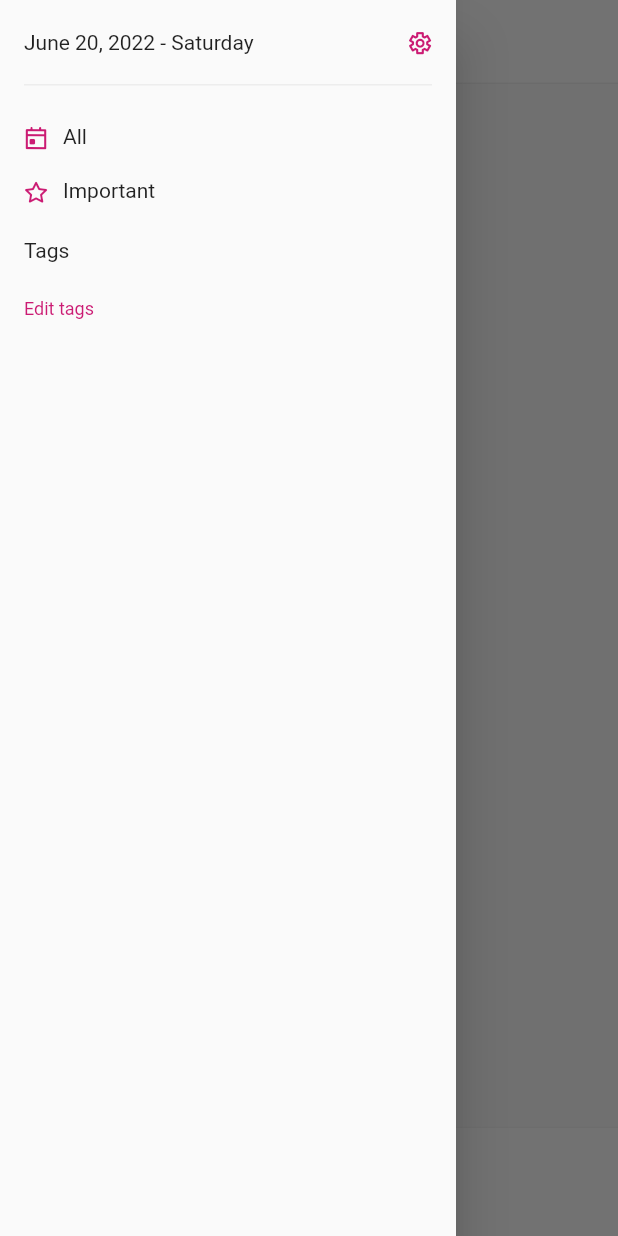
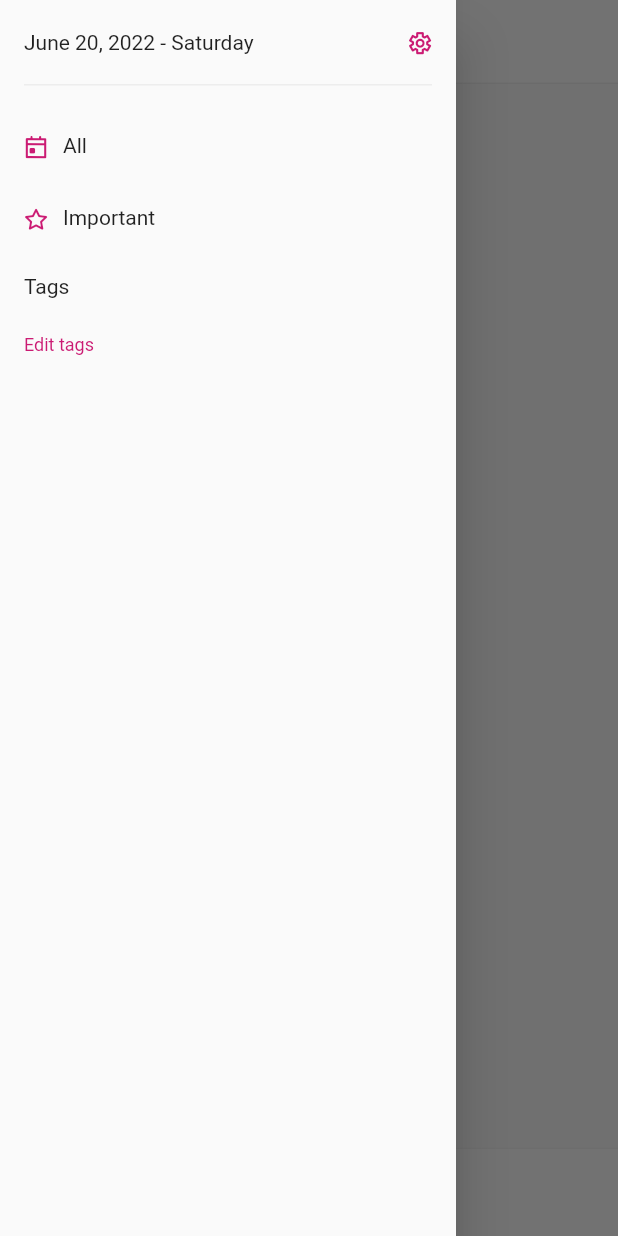
Before and after one commit to L4ENT/gapler-flutter, a Flutter app: the screen it shows after launch, with the side drawer open, on a phone screen of 412 x 824 dp. Run offline on Flutter 3.47's test engine with Material 2 defaults, Android fonts, the phone set to English and light mode, and no system bars; our stand-ins replace flutter_riverpod, go_router, isar; missing offline and left inert: flutter_quill; accounts and stored records are empty; generated files the repository leaves out were written again.

Commit message:
Note creation

```diff
--- a/lib/components/main_menu.dart
+++ b/lib/components/main_menu.dart
@@ -20,10 +20,13 @@ class MenuItem extends StatelessWidget {
 
   @override
   Widget build(BuildContext context) {
-    return GestureDetector(
+    return Container(
+        padding: const EdgeInsets.symmetric(vertical: 0),
+        child: Material(
+          child: InkWell(
             onTap: onTap,
-        child: Container(
-          padding: const EdgeInsets.symmetric(vertical: 10),
+            child: Ink(
+              height: 48,
               child: Row(
                 children: [
                   Icon(icon,
@@ -32,7 +35,10 @@ class MenuItem extends StatelessWidget {
                   title
                 ],
               ),
-        ));
+            )
+          ),
+        )
+    );
   }
   //
   // @override
--- a/lib/main.dart
+++ b/lib/main.dart
@@ -64,6 +64,13 @@ final GoRouter _router = GoRouter(
       path: '/edit/tags',
       builder: (BuildContext context, GoRouterState state) {
         return const EditNoteTagsView();
+      },
+    ),
+    GoRoute(
+      path: '/edit',
+      builder: (BuildContext context, GoRouterState state) {
+        String uuid = uuidLib.v4();
+        return EditView(uuid: uuid);
       },
     ),
     GoRoute(
--- a/lib/views/calendar_view.dart
+++ b/lib/views/calendar_view.dart
@@ -13,21 +13,34 @@ import 'package:flutter_riverpod/flutter_riverpod.dart';
 import 'package:go_router/go_router.dart';
 
 class _BottomBarItem extends StatelessWidget {
-  const _BottomBarItem({super.key, required this.icon});
+  const _BottomBarItem({super.key, required this.icon, this.onPressed});
 
   final IconData icon;
+  final void Function()? onPressed;
 
   @override
   Widget build(BuildContext context) {
+
+    ColorScheme colors = Theme.of(context).colorScheme;
+
     return Container(
-      padding: const EdgeInsets.all(10),
-      decoration: ShapeDecoration(
-        shape: CircleBorder(
-            side: BorderSide(
-                width: 1, color: Theme.of(context).colorScheme.outline)),
-        color: Colors.white,
+      decoration: const BoxDecoration(
+        shape: BoxShape.circle,
       ),
-      child: Icon(icon, size: 18, color: Colors.grey),
+      child: Material(
+        color: colors.primary,
+        shape: const CircleBorder(),
+        child: InkWell(
+          onTap: onPressed,
+          customBorder: const CircleBorder(),
+          child: Ink(
+            height: 42,
+            width: 42,
+            decoration: const BoxDecoration(shape: BoxShape.circle),
+            child: Icon(icon, size: 18, color: Colors.white),
+          ),
+        )
+      ),
     );
   }
 }
@@ -43,15 +56,21 @@ class _BottomBar extends StatelessWidget {
           border: Border(
               top: BorderSide(
                   width: 1, color: Theme.of(context).colorScheme.outline))),
-        padding: const EdgeInsets.symmetric(vertical: 16),
+      padding: const EdgeInsets.symmetric(vertical: 8),
       child: Row(
         mainAxisAlignment: MainAxisAlignment.center,
-          children: const [
-            _BottomBarItem(icon: DomoIcons.attachment),
-            SizedBox(width: 10),
-            _BottomBarItem(icon: DomoIcons.note)
+        children: [
+          // _BottomBarItem(icon: DomoIcons.attachment),
+          // SizedBox(width: 10),
+          _BottomBarItem(
+            icon: DomoIcons.note,
+            onPressed: () {
+              context.push('/edit');
+            },
+          ),
         ],
-        ));
+      ),
+    );
   }
 }
 
@@ -75,7 +94,6 @@ class _ItemTags extends StatelessWidget {
   const _ItemTags({super.key, required this.tags});
 
   final List<TagModel> tags;
-
 
   List<String> getStrings() {
     List<String> strings = [];
@@ -304,8 +322,7 @@ class CalendarViewState extends ConsumerState<CalendarView> {
                 (BuildContext context, int index) {
                   DateTime groupDate = cvDates[index];
                   NotesGroupModel itemsGroup = ref.watch(
-                        calendarViewGroupProvider(
-                            ViewGroupKey.buildDateGroupKey(
+                      calendarViewGroupProvider(ViewGroupKey.buildDateGroupKey(
                           widget.groupKeyPrefix, groupDate)));
 
                   return Column(
@@ -341,46 +358,8 @@ class CalendarViewState extends ConsumerState<CalendarView> {
                 childCount: cvDates.length,
               ),
             ),
-            ]
-            // cvDates.map((DateTime groupDate) {
-            //   // Getting notes group from provider by groupKey
-            //   NotesGroupModel itemsGroup = ref.watch(calendarViewGroupProvider(
-            //       ViewGroupKey.buildDateGroupKey(
-            //           widget.groupKeyPrefix, groupDate)));
-            //
-            //   return SliverToBoxAdapter(
-            //       key: Key(itemsGroup.groupKey),
-            //       child: Column(
-            //         children: [
-            //           Container(
-            //             padding: const EdgeInsets.only(left: 16),
-            //             child: Align(
-            //               alignment: Alignment.centerLeft,
-            //               child: Text(getHumanDate(groupDate)),
-            //             ),
-            //           ),
-            //           Container(
-            //             padding: const EdgeInsets.only(left: 16),
-            //             margin: const EdgeInsets.symmetric(vertical: 16),
-            //             // TODO: Calc height before render from items batches
-            //             height: 300,
-            //             child: ListView(
-            //                 key: Key('${itemsGroup.groupKey}:listview'),
-            //                 scrollDirection: Axis.horizontal,
-            //                 children: itemsToBatches(itemsGroup.items)
-            //                     .asMap()
-            //                     .entries
-            //                     .map<Widget>((entry) {
-            //                   return _ItemBatch(
-            //                       key: Key(
-            //                           '${itemsGroup.groupKey}:listview:${entry.key}'),
-            //                       items: entry.value);
-            //                 }).toList()),
-            //           )
-            //         ],
-            //       ));
-            // }).toList(),
-            ),
-        bottomNavigationBar: const _BottomBar());
+          ]),
+      bottomNavigationBar: const _BottomBar(),
+    );
   }
 }
--- a/lib/views/edit_view.dart
+++ b/lib/views/edit_view.dart
@@ -114,7 +114,9 @@ class EditViewState extends ConsumerState<EditView> {
   Future<void> onInit(String uuid) async {
     final editManager = ref.read(editManagerProvider);
     NoteModel note = await editManager.loadEditorByUuid(uuid);
-    quillController.document = quill.Document.fromDelta(note.quillDelta);
+    if(note.quillDelta.isNotEmpty) {
+      quillController.document = quill.Document.fromDelta(note.quillDelta);
+    }
     quillController.document.changes.listen((event) {
       timer?.cancel();
       timer = Timer(const Duration(milliseconds: 500), () {
```
Lines whose indentation alone changed are shown as unchanged.
